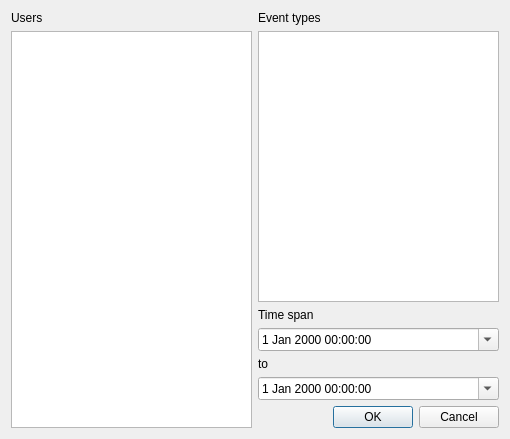
The window that RequestEventsDlg.ui (congchenutd/teamradar) describes before a commit, drawn with Qt 5.
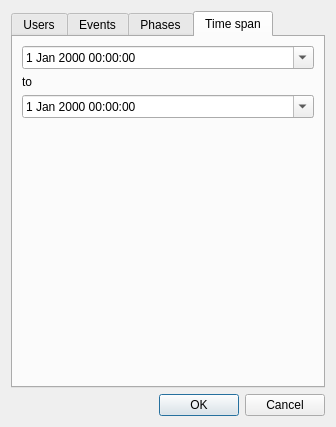
The same window after the commit. The open tabs and pages were chosen to show the change.

What changed in the file:
```diff
--- a/RequestEventsDlg.ui
+++ b/RequestEventsDlg.ui
@@ -6,23 +6,24 @@
    <rect>
     <x>0</x>
     <y>0</y>
-    <width>510</width>
-    <height>439</height>
+    <width>336</width>
+    <height>427</height>
    </rect>
   </property>
   <property name="windowTitle">
    <string>Download Events</string>
   </property>
-  <layout class="QGridLayout" name="gridLayout">
-   <item row="0" column="0" rowspan="3">
     <layout class="QVBoxLayout" name="verticalLayout_2">
      <item>
-      <widget class="QLabel" name="label">
-       <property name="text">
+    <widget class="QTabWidget" name="tabWidget">
+     <property name="currentIndex">
+      <number>0</number>
+     </property>
+     <widget class="QWidget" name="tabUsers">
+      <attribute name="title">
         <string>Users</string>
-       </property>
-      </widget>
-     </item>
+      </attribute>
+      <layout class="QHBoxLayout" name="horizontalLayout">
      <item>
       <widget class="QTableView" name="tvUsers">
        <property name="editTriggers">
@@ -34,16 +35,12 @@
       </widget>
      </item>
     </layout>
-   </item>
-   <item row="0" column="1">
-    <layout class="QVBoxLayout" name="verticalLayout">
-     <item>
-      <widget class="QLabel" name="label_3">
-       <property name="text">
-        <string>Event types</string>
-       </property>
-      </widget>
-     </item>
+     </widget>
+     <widget class="QWidget" name="tabEvents">
+      <attribute name="title">
+       <string>Events</string>
+      </attribute>
+      <layout class="QHBoxLayout" name="horizontalLayout_2">
      <item>
       <widget class="QTableView" name="tvEventTypes">
        <property name="editTriggers">
@@ -55,16 +52,22 @@
       </widget>
      </item>
     </layout>
-   </item>
-   <item row="1" column="1">
-    <layout class="QVBoxLayout" name="verticalLayout_3">
+     </widget>
+     <widget class="QWidget" name="tabPhases">
+      <attribute name="title">
+       <string>Phases</string>
+      </attribute>
+      <layout class="QHBoxLayout" name="horizontalLayout_3">
      <item>
-      <widget class="QLabel" name="label_2">
-       <property name="text">
+        <widget class="QTableView" name="tvPhases"/>
+       </item>
+      </layout>
+     </widget>
+     <widget class="QWidget" name="tabTimeSpan">
+      <attribute name="title">
         <string>Time span</string>
-       </property>
-      </widget>
-     </item>
+      </attribute>
+      <layout class="QVBoxLayout" name="verticalLayout">
      <item>
       <widget class="QDateTimeEdit" name="dtStart">
        <property name="sizePolicy">
@@ -104,9 +107,24 @@
        </property>
       </widget>
      </item>
-    </layout>
+       <item>
+        <spacer name="verticalSpacer">
+         <property name="orientation">
+          <enum>Qt::Vertical</enum>
+         </property>
+         <property name="sizeHint" stdset="0">
+          <size>
+           <width>20</width>
+           <height>40</height>
+          </size>
+         </property>
+        </spacer>
+       </item>
+      </layout>
+     </widget>
+    </widget>
    </item>
-   <item row="2" column="1">
+   <item>
     <widget class="QDialogButtonBox" name="buttonBox">
      <property name="standardButtons">
       <set>QDialogButtonBox::Cancel|QDialogButtonBox::Ok</set>
```
Lines whose indentation alone changed are shown as unchanged.
